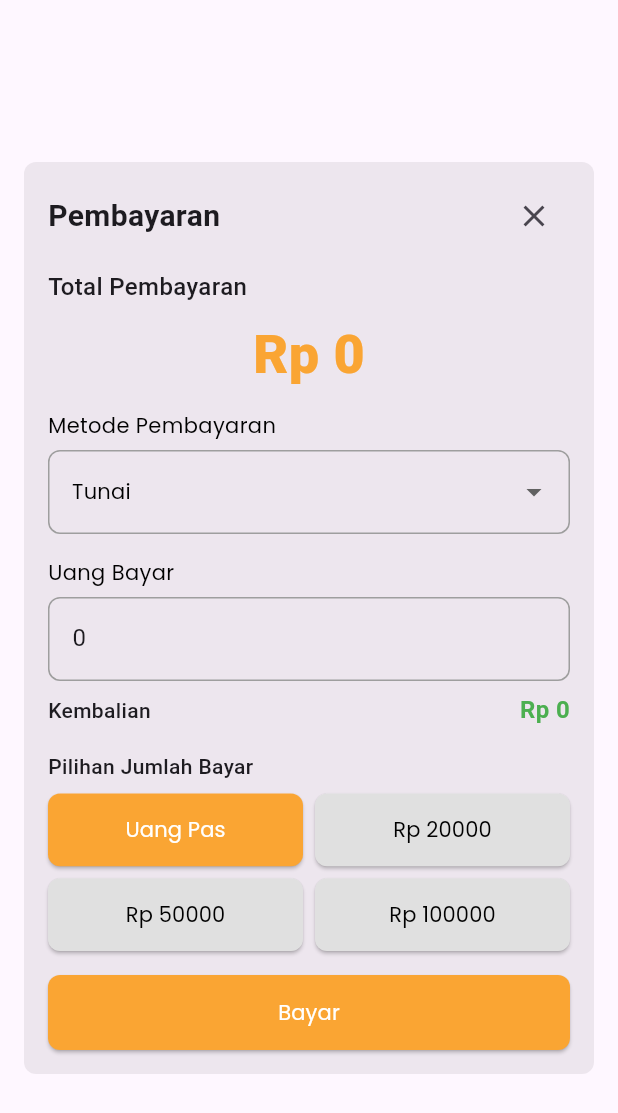
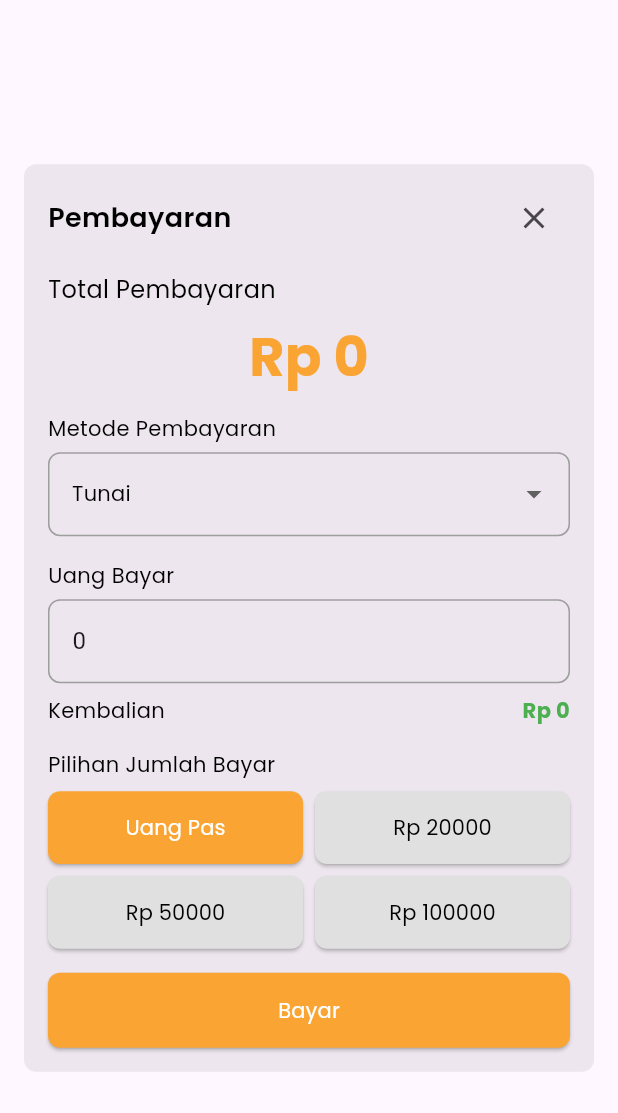
Before and after one commit to JinXVIII/FL-Kasirin-App, a Flutter app: the PaymentAlertDialog widget shown alone on an empty page, opened directly with empty values, on a phone screen of 412 x 824 dp. Shown: the top 1113 px of the screen. Run offline on Flutter 3.47's test engine with Material 3 defaults, Android fonts, the light colour scheme and no system bars; our stand-ins replace fl_chart, go_router, image_picker, shared_preferences; accounts and stored records are empty.

Commit message:
style(transaction): refactor payment alert dialog to use centralized theme styles

```diff
--- a/lib/presentations/screens/transaction/widgets/payment_alert_dialog.dart
+++ b/lib/presentations/screens/transaction/widgets/payment_alert_dialog.dart
@@ -1,6 +1,7 @@
 import 'package:flutter/material.dart';
 
 import '../../../../cores/constants/colors.dart';
+import '../../../../cores/themes/text_styles.dart';
 
 import '../../../widgets/custom_button.dart';
 import '../../../widgets/custom_dropdown.dart';
@@ -117,6 +118,8 @@ class _PaymentAlertDialogState extends State<PaymentAlertDialog> {
 
   @override
   Widget build(BuildContext context) {
+    final isCashPayment = _selectedPaymentMethod == 'Tunai';
+
     return Dialog(
       insetPadding: const EdgeInsets.symmetric(horizontal: 16),
       shape: const RoundedRectangleBorder(
@@ -137,10 +140,7 @@ class _PaymentAlertDialogState extends State<PaymentAlertDialog> {
               child: Row(
                 mainAxisAlignment: MainAxisAlignment.spaceBetween,
                 children: [
-                  const Text(
-                    'Pembayaran',
-                    style: TextStyle(fontSize: 20, fontWeight: FontWeight.w600),
-                  ),
+                  const Text('Pembayaran', style: AppTextStyles.heading3),
                   IconButton(
                     onPressed: () => Navigator.pop(context),
                     icon: const Icon(Icons.close),
@@ -168,19 +168,16 @@ class _PaymentAlertDialogState extends State<PaymentAlertDialog> {
                       children: [
                         const Text(
                           'Total Pembayaran',
-                          style: TextStyle(
-                            fontSize: 16,
-                            fontWeight: FontWeight.w500,
-                          ),
+                          style: AppTextStyles.bodyLarge,
                         ),
                         const SizedBox(height: 8),
+
                         Center(
                           child: Text(
                             'Rp ${widget.totalPrice.toString()}',
-                            style: const TextStyle(
+                            style: AppTextStyles.heading1.copyWith(
+                              color: AppColors.primary,
                               fontSize: 36,
-                              fontWeight: FontWeight.w800,
-                              color: AppColors.primary,
                             ),
                           ),
                         ),
@@ -197,13 +194,18 @@ class _PaymentAlertDialogState extends State<PaymentAlertDialog> {
                         if (value != null) {
                           setState(() {
                             _selectedPaymentMethod = value;
+                            // Reset change amount when payment method changes
+                            if (!isCashPayment) {
+                              _changeAmount = 0;
+                            }
                           });
                         }
                       },
                     ),
                     const SizedBox(height: 16),
 
-                    // Payment amount input
+                    // Payment amount input - only show for cash payment
+                    if (isCashPayment) ...[
                       CustomTextField(
                         controller: _paymentController,
                         label: 'Uang Bayar',
@@ -218,18 +220,10 @@ class _PaymentAlertDialogState extends State<PaymentAlertDialog> {
                       Row(
                         mainAxisAlignment: MainAxisAlignment.spaceBetween,
                         children: [
-                        const Text(
-                          'Kembalian',
-                          style: TextStyle(
-                            fontSize: 14,
-                            fontWeight: FontWeight.w500,
-                          ),
-                        ),
+                          Text('Kembalian', style: AppTextStyles.bodyMedium),
                           Text(
                             'Rp ${_changeAmount.toString()}',
-                          style: TextStyle(
-                            fontSize: 16,
-                            fontWeight: FontWeight.w600,
+                            style: AppTextStyles.priceSmall.copyWith(
                               color: _changeAmount >= 0
                                   ? Colors.green
                                   : Colors.red,
@@ -240,13 +234,9 @@ class _PaymentAlertDialogState extends State<PaymentAlertDialog> {
                       const SizedBox(height: 16),
 
                       // Quick amount buttons - only show for cash payment
-                    if (_selectedPaymentMethod == 'Tunai') ...[
                       const Text(
                         'Pilihan Jumlah Bayar',
-                        style: TextStyle(
-                          fontSize: 14,
-                          fontWeight: FontWeight.w500,
-                        ),
+                        style: AppTextStyles.bodyMedium,
                       ),
                       const SizedBox(height: 8),
 
@@ -285,6 +275,32 @@ class _PaymentAlertDialogState extends State<PaymentAlertDialog> {
                               }),
                         ],
                       ),
+                    ] else ...[
+                      // Non-cash payment message
+                      Container(
+                        width: double.infinity,
+                        padding: const EdgeInsets.all(12),
+                        decoration: BoxDecoration(
+                          color: Colors.grey[100],
+                          borderRadius: BorderRadius.circular(8),
+                        ),
+                        child: Column(
+                          crossAxisAlignment: CrossAxisAlignment.start,
+                          children: [
+                            Text(
+                              'Pembayaran dengan $_selectedPaymentMethod',
+                              style: AppTextStyles.bodyMedium,
+                            ),
+                            const SizedBox(height: 4),
+                            Text(
+                              'Tidak ada kembalian untuk metode pembayaran ini',
+                              style: AppTextStyles.bodySmall.copyWith(
+                                color: Colors.grey[600],
+                              ),
+                            ),
+                          ],
+                        ),
+                      ),
                     ],
                   ],
                 ),
```
Lines whose indentation alone changed are shown as unchanged.
